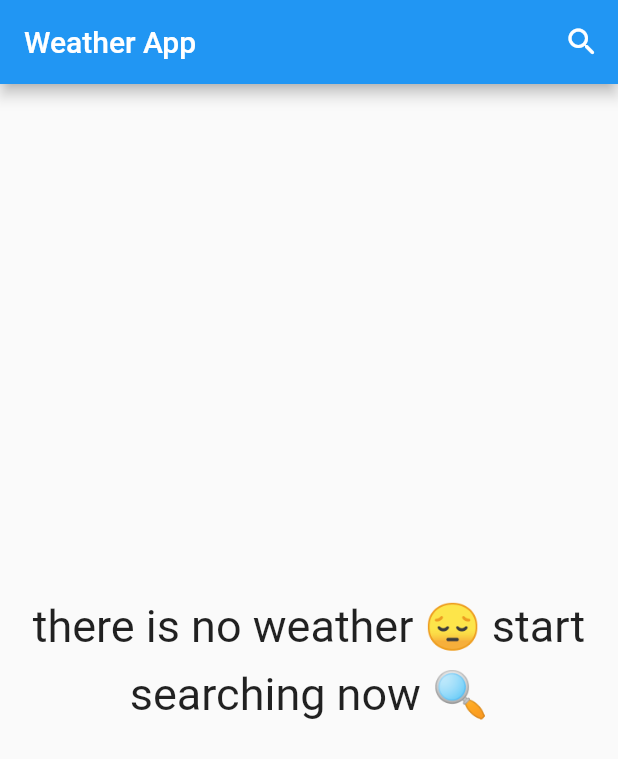
After one commit to ahmedalgzery/Weather-App, a Flutter app: the screen it shows after launch, on a phone screen of 412 x 824 dp. The commit adds this screen. Shown: the top 759 px of the screen. Run offline on Flutter 3.47's test engine with Material 2 defaults, Android fonts, the phone set to English and light mode, and no system bars; our stand-ins replace flutter_bloc.

Commit message:
Update to bloc statement

```diff
--- /dev/null
+++ b/lib/cubit/weather_cubit/weather_cubit.dart
@@ -0,0 +1,20 @@
+import 'package:flutter_bloc/flutter_bloc.dart';
+import 'package:weather/cubit/weather_cubit/weather_state.dart';
+import 'package:weather/models/weather_model.dart';
+import 'package:weather/service/weather_service.dart';
+
+class WeatherCubit extends Cubit<WeatherState> {
+  WeatherCubit(this.weatherService) : super(WeatherIntialState());
+  WeatherService weatherService;
+  WeatherModel? weatherModel;
+  String? cityName;
+  void getWeather({required String cityName}) async {
+    emit(WeatherLoadinState());
+    try {
+      weatherModel = await weatherService.getWeather(cityName: cityName);
+      emit(WeatherSuccessState());
+    } catch (e) {
+      emit(WeatherFailureaState());
+    }
+  }
+}
--- /dev/null
+++ b/lib/cubit/weather_cubit/weather_state.dart
@@ -0,0 +1,9 @@
+abstract class WeatherState{}
+
+class WeatherIntialState extends WeatherState{}
+
+class WeatherLoadinState extends WeatherState{}
+
+class WeatherSuccessState extends WeatherState{}
+
+class WeatherFailureaState extends WeatherState{}
--- a/lib/main.dart
+++ b/lib/main.dart
@@ -1,12 +1,14 @@
 import 'package:flutter/material.dart';
-import 'package:provider/provider.dart';
-import 'package:weather/provider/weather_provider.dart';
+import 'package:flutter_bloc/flutter_bloc.dart';
+import 'package:weather/cubit/weather_cubit/weather_cubit.dart';
 import 'package:weather/screen/home_screen.dart';
+import 'package:weather/service/weather_service.dart';
+
 
 void main() {
-  runApp(ChangeNotifierProvider(
+  runApp(BlocProvider(
       create: (context) {
-        return WeatherProvider();
+        return WeatherCubit(WeatherService());
       },
       child: const MyApp()));
 }
@@ -17,16 +19,18 @@ class MyApp extends StatelessWidget {
   // This widget is the root of your application.
   @override
   Widget build(BuildContext context) {
-    return
-       MaterialApp(
+    return MaterialApp(
       title: 'Weather App',
       debugShowCheckedModeBanner: false,
       theme: ThemeData(
-
-         primarySwatch: Provider.of<WeatherProvider>(context).weatherModel == null ?  Colors.blue : Provider.of<WeatherProvider>(context).weatherModel!.getThemeColor()  ,
+        primarySwatch:
+            BlocProvider.of<WeatherCubit>(context).weatherModel == null
+                ? Colors.blue
+                : BlocProvider.of<WeatherCubit>(context)
+                    .weatherModel!
+                    .getThemeColor(),
       ),
       home: HomeScreen(),
-
     );
   }
 }
--- a/lib/screen/home_screen.dart
+++ b/lib/screen/home_screen.dart
@@ -1,10 +1,13 @@
 // ignore_for_file: must_be_immutable
 
 import 'package:flutter/material.dart';
+import 'package:flutter_bloc/flutter_bloc.dart';
+import 'package:weather/cubit/weather_cubit/weather_cubit.dart';
+import 'package:weather/cubit/weather_cubit/weather_state.dart';
 import 'package:weather/models/weather_model.dart';
+import 'package:weather/screen/initial_screen.dart';
 import 'package:weather/screen/search_screen.dart';
-import 'package:weather/provider/weather_provider.dart';
-import 'package:provider/provider.dart';
+import 'package:weather/screen/weather_screen.dart';
 
 class HomeScreen extends StatelessWidget {
   WeatherModel? weather;
@@ -12,7 +15,6 @@ class HomeScreen extends StatelessWidget {
   HomeScreen({super.key});
   @override
   Widget build(BuildContext context) {
-    weather = Provider.of<WeatherProvider>(context).weatherModel;
     return Scaffold(
       appBar: AppBar(
         title: const Text('Weather App'),
@@ -30,116 +32,29 @@ class HomeScreen extends StatelessWidget {
           ),
         ],
       ),
-      body: weather == null
-          ? const Center(
-              child: Column(
-                mainAxisSize: MainAxisSize.min,
-                children: [
-                  Text(
-                    'there is no weather 😔 start',
-                    style: TextStyle(
-                      fontSize: 30,
-                    ),
-                  ),
-                  SizedBox(
-                    height: 10.0,
-                  ),
-                  Text(
-                    'searching now 🔍',
-                    style: TextStyle(
-                      fontSize: 30,
-                    ),
-                  )
-                ],
-              ),
-            )
-          : Container(
-              decoration: BoxDecoration(
-                gradient: LinearGradient(
-                  colors: [
-                    weather!.getThemeColor(),
-                    weather!.getThemeColor()[300]!,
-                    weather!.getThemeColor()[100]!,
-                  ],
-                  begin: Alignment.topCenter,
-                  end: Alignment.bottomCenter,
-                ),
-              ),
-              child: Column(
-                mainAxisAlignment: MainAxisAlignment.center,
-                children: [
-                  const Spacer(flex: 3),
-                  Text(
-                    Provider.of<WeatherProvider>(context).cityName!,
-                    style: const TextStyle(
-                      fontSize: 32,
-                      fontWeight: FontWeight.bold,
-                    ),
-                  ),
-                  const SizedBox(
-                    height: 8.0,
-                  ),
-                  Text(
-                    'Updated at : ${weather!.date.hour.toString()}:${weather!.date.minute.toString()}',
-                    style: const TextStyle(
-                      fontSize: 24,
-                    ),
-                  ),
-                  const Spacer(),
-                  Row(
-                    mainAxisAlignment: MainAxisAlignment.spaceEvenly,
-
-                    // crossAxisAlignment: CrossAxisAlignment.start,
-                    children: [
-                      Image.network(
-                        weather!.weatherIcon,
-                        errorBuilder: (context, error, stackTrace) {
-                          return Image.asset('images/cloudy.png');
-                        },
-                      ),
-                      Text(
-                        '${weather!.avgTemp.toInt()}',
-                        style: const TextStyle(
-                          fontSize: 35,
-                          fontWeight: FontWeight.bold,
-                        ),
-                      ),
-                      Column(
-                        crossAxisAlignment: CrossAxisAlignment.start,
-                        children: [
-                          Text(
-                            'max ${weather!.maxTemp.toInt()}',
-                            style: const TextStyle(
-                              fontSize: 24,
-                            ),
-                          ),
-                          const SizedBox(
-                            height: 8.0,
-                          ),
-                          Text(
-                            'min  ${weather!.minTemp.toInt()}',
-                            style: const TextStyle(
-                              fontSize: 24,
-                            ),
-                          ),
-                        ],
-                      ),
-                    ],
-                  ),
-                  const Spacer(),
-                  Text(
-                    weather!.weatherStat,
-                    style: const TextStyle(
-                      fontSize: 32,
-                      fontWeight: FontWeight.bold,
-                    ),
-                  ),
-                  const Spacer(
-                    flex: 5,
-                  ),
-                ],
+      body: BlocBuilder<WeatherCubit, WeatherState>(builder: (context, state) {
+        if (state is WeatherLoadinState) {
+          return const Center(
+            child: CircularProgressIndicator(),
+          );
+        } else if (state is WeatherSuccessState) {
+          weather = BlocProvider.of<WeatherCubit>(context).weatherModel;
+          return WeatherScreen(weather: weather);
+        } else if (state is WeatherFailureaState) {
+          return const Center(
+            child: Text(
+              'Something wentwrong try again',
+              style: TextStyle(
+                color: Colors.red,
+                fontSize: 30.0,
+                fontWeight: FontWeight.bold,
               ),
             ),
+          );
+        } else {
+          return const InitialScreen();
+        }
+      }),
     );
   }
 }
--- /dev/null
+++ b/lib/screen/initial_screen.dart
@@ -0,0 +1,33 @@
+import 'package:flutter/material.dart';
+
+class InitialScreen extends StatelessWidget {
+  const InitialScreen({
+    super.key,
+  });
+
+  @override
+  Widget build(BuildContext context) {
+    return const Center(
+      child: Column(
+        mainAxisSize: MainAxisSize.min,
+        children: [
+          Text(
+            'there is no weather 😔 start',
+            style: TextStyle(
+              fontSize: 30,
+            ),
+          ),
+          SizedBox(
+            height: 10.0,
+          ),
+          Text(
+            'searching now 🔍',
+            style: TextStyle(
+              fontSize: 30,
+            ),
+          )
+        ],
+      ),
+    );
+  }
+}
--- a/pubspec.yaml
+++ b/pubspec.yaml
@@ -35,7 +35,7 @@ dependencies:
   # The following adds the Cupertino Icons font to your application.
   # Use with the CupertinoIcons class for iOS style icons.
   cupertino_icons: ^1.0.2
-
+  flutter_bloc: ^8.1.2
 dev_dependencies:
   flutter_test:
     sdk: flutter
```
Also changed, not shown: lib/screen/search_screen.dart (+22 -17 lines), lib/screen/weather_screen.dart (added, +104 -0 lines), pubspec.lock. Lines whose indentation alone changed are shown as unchanged.
